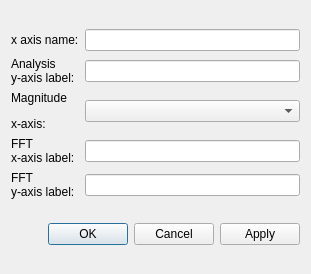
Ulm-IQO/qudi, file gui/pulsed/ui-pulsed-main-gui-settings-analysis.ui: the form before one commit.
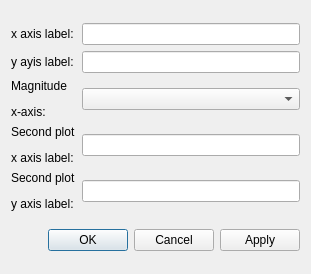
The form after the commit.

Commit message: renaming of y axis and of second plot is also working now

Diff of the .ui file:
```diff
--- a/gui/pulsed/ui-pulsed-main-gui-settings-analysis.ui
+++ b/gui/pulsed/ui-pulsed-main-gui-settings-analysis.ui
@@ -32,21 +32,21 @@
      <item row="1" column="0">
       <widget class="QLabel" name="label_3">
        <property name="text">
-        <string>&lt;html&gt;&lt;head/&gt;&lt;body&gt;&lt;p&gt;Analysis &lt;br/&gt;y-axis label:&lt;/p&gt;&lt;/body&gt;&lt;/html&gt;</string>
+        <string>&lt;html&gt;&lt;head/&gt;&lt;body&gt;&lt;p&gt;y ayis label:&lt;/p&gt;&lt;/body&gt;&lt;/html&gt;</string>
        </property>
       </widget>
      </item>
      <item row="4" column="0">
       <widget class="QLabel" name="label_4">
        <property name="text">
-        <string>&lt;html&gt;&lt;head/&gt;&lt;body&gt;&lt;p&gt;FFT&lt;br/&gt;y-axis label:&lt;/p&gt;&lt;/body&gt;&lt;/html&gt;</string>
+        <string>&lt;html&gt;&lt;head/&gt;&lt;body&gt;&lt;p&gt;Second plot&lt;/p&gt;&lt;p&gt;y axis label:&lt;/p&gt;&lt;/body&gt;&lt;/html&gt;</string>
        </property>
       </widget>
      </item>
      <item row="3" column="0">
       <widget class="QLabel" name="label_2">
        <property name="text">
-        <string>&lt;html&gt;&lt;head/&gt;&lt;body&gt;&lt;p&gt;FFT &lt;br/&gt;x-axis label:&lt;/p&gt;&lt;/body&gt;&lt;/html&gt;</string>
+        <string>&lt;html&gt;&lt;head/&gt;&lt;body&gt;&lt;p&gt;Second plot&lt;/p&gt;&lt;p&gt; x axis label:&lt;/p&gt;&lt;/body&gt;&lt;/html&gt;</string>
        </property>
       </widget>
      </item>
@@ -72,7 +72,7 @@
      <item row="0" column="0">
       <widget class="QLabel" name="ana_param_x_axis_name_Label">
        <property name="text">
-        <string>x axis name:</string>
+        <string>x axis label:</string>
        </property>
       </widget>
      </item>
```
Left out of the diff: 14 changed lines with no effect on the pictures. The commit also changes 1 other file.
